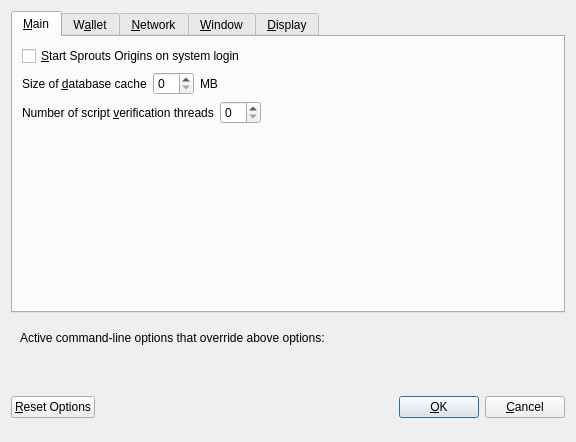
SproutsOrigins/Sprouts-Origins, file src/qt/forms/optionsdialog.ui: the form before one commit.
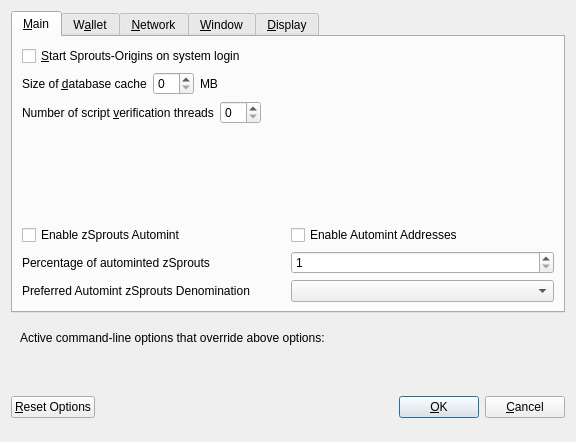
The form after the commit. Custom widgets are drawn as their Qt base class.

The edit to the form file:
```diff
--- a/src/qt/forms/optionsdialog.ui
+++ b/src/qt/forms/optionsdialog.ui
@@ -33,7 +33,7 @@
           <string>Automatically start Sprouts Origins after logging in to the system.</string>
          </property>
          <property name="text">
-          <string>&amp;Start Sprouts Origins on system login</string>
+          <string>&amp;Start Sprouts-Origins on system login</string>
          </property>
         </widget>
        </item>
@@ -130,6 +130,111 @@
          </property>
         </spacer>
        </item>
+       <item>
+        <widget class="QWidget" name="verticalZpivOptionsWidget" native="true">
+         <layout class="QVBoxLayout" name="verticalZpivOptionsLayout">
+          <property name="margin">
+           <number>0</number>
+          </property>
+          <item>
+           <layout class="QHBoxLayout" name="horizontalAutomintingLayout">
+            <item>
+             <widget class="QCheckBox" name="checkBoxZeromintEnable">
+              <property name="toolTip">
+               <string>Enable automatic minting of Sprouts units to zSprouts</string>
+              </property>
+              <property name="layoutDirection">
+               <enum>Qt::LeftToRight</enum>
+              </property>
+              <property name="text">
+               <string>Enable zSprouts Automint</string>
+              </property>
+             </widget>
+            </item>
+            <item>
+             <widget class="QCheckBox" name="checkBoxZeromintAddresses">
+              <property name="toolTip">
+               <string>Enable automatic zSprouts minting from specific addresses</string>
+              </property>
+              <property name="layoutDirection">
+               <enum>Qt::LeftToRight</enum>
+              </property>
+              <property name="text">
+               <string>Enable Automint Addresses</string>
+              </property>
+             </widget>
+            </item>
+           </layout>
+          </item>
+          <item>
+           <layout class="QHBoxLayout" name="horizontalZmintPercentageLayout">
+            <item>
+             <widget class="QLabel" name="percentage_label">
+              <property name="toolTip">
+               <string>Percentage of incoming Sprouts which get automatically converted to zSprouts via Zerocoin Protocol (min: 10%)</string>
+              </property>
+              <property name="text">
+               <string>Percentage of autominted zSprouts</string>
+              </property>
+             </widget>
+            </item>
+            <item>
+             <widget class="QSpinBox" name="zeromintPercentage">
+              <property name="minimum">
+               <number>1</number>
+              </property>
+              <property name="maximum">
+               <number>100</number>
+              </property>
+             </widget>
+            </item>
+           </layout>
+          </item>
+          <item>
+           <layout class="QHBoxLayout" name="horizontalLayout" stretch="0,0">
+            <property name="sizeConstraint">
+             <enum>QLayout::SetFixedSize</enum>
+            </property>
+            <item>
+             <widget class="QLabel" name="labelPreferredDenom">
+              <property name="maximumSize">
+               <size>
+                <width>16777215</width>
+                <height>16777215</height>
+               </size>
+              </property>
+              <property name="toolTip">
+               <string>Wait with automatic conversion to Zerocoin until enough Sprouts for this denomination is available</string>
+              </property>
+              <property name="text">
+               <string>Preferred Automint zSprouts Denomination</string>
+              </property>
+             </widget>
+            </item>
+            <item>
+             <widget class="QComboBox" name="preferredDenom">
+              <property name="maximumSize">
+               <size>
+                <width>16777215</width>
+                <height>27</height>
+               </size>
+              </property>
+              <property name="toolTip">
+               <string>Wait with automatic conversion to Zerocoin until enough Sprouts for this denomination is available</string>
+              </property>
+              <property name="maxVisibleItems">
+               <number>9</number>
+              </property>
+              <property name="maxCount">
+               <number>9</number>
+              </property>
+             </widget>
+            </item>
+           </layout>
+          </item>
+         </layout>
+        </widget>
+       </item>
       </layout>
      </widget>
      <widget class="QWidget" name="tabWallet">
```
Left out of the diff: 114 changed lines with no effect on the pictures. Lines whose indentation alone changed are shown as unchanged.
